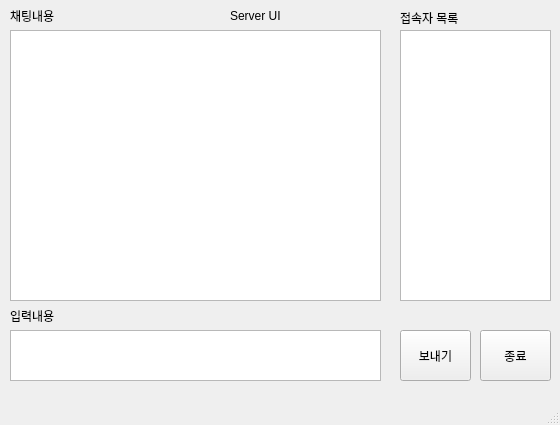
Above: PythonChattingProgram/PyCPServer/ServerMainWindow.ui from Rodun/PythonProjects before the change. Below: the same form after it.
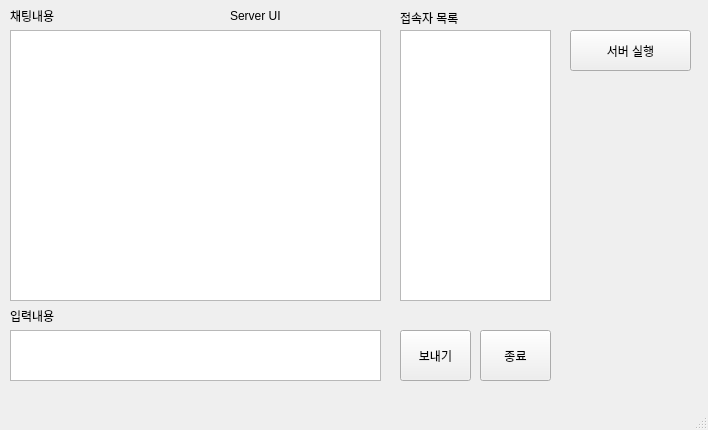
That is the form after the change.

Commit message: 서버소켓 구성

```diff
--- a/PythonChattingProgram/PyCPServer/ServerMainWindow.ui
+++ b/PythonChattingProgram/PyCPServer/ServerMainWindow.ui
@@ -6,8 +6,8 @@
    <rect>
     <x>0</x>
     <y>0</y>
-    <width>560</width>
-    <height>425</height>
+    <width>708</width>
+    <height>430</height>
    </rect>
   </property>
   <property name="windowTitle">
@@ -122,6 +122,19 @@
      <string>Server UI</string>
     </property>
    </widget>
+   <widget class="QPushButton" name="pushButton_serverstart">
+    <property name="geometry">
+     <rect>
+      <x>570</x>
+      <y>30</y>
+      <width>121</width>
+      <height>41</height>
+     </rect>
+    </property>
+    <property name="text">
+     <string>서버 실행</string>
+    </property>
+   </widget>
   </widget>
   <widget class="QMenuBar" name="menubar">
    <property name="geometry">
```
Left out of the diff: 2 changed lines with no effect on the pictures. The commit also changes 3 other files.
